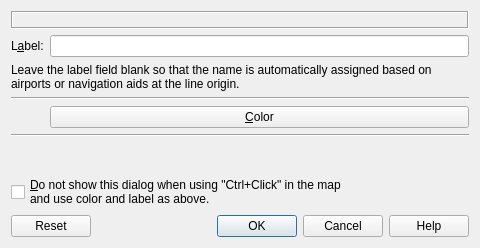
Old version of the form src/marker/distancemarkerdialog.ui in the repository albar965/littlenavmap.
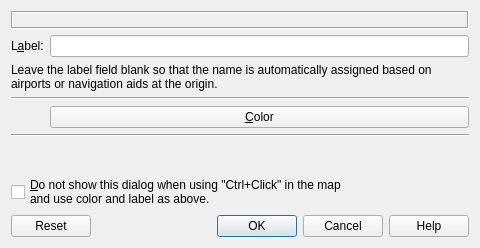
New version of the form.

What changed in the file:
```diff
--- a/src/marker/distancemarkerdialog.ui
+++ b/src/marker/distancemarkerdialog.ui
@@ -30,7 +30,7 @@
    <item row="3" column="0" colspan="2">
     <widget class="QLabel" name="labelDistanceMarkerHint">
      <property name="text">
-      <string>Leave the label field blank so that the name is automatically assigned based on airports or navigation aids at the line origin.</string>
+      <string>Leave the label field blank so that the name is automatically assigned based on airports or navigation aids at the origin.</string>
      </property>
      <property name="wordWrap">
       <bool>true</bool>
```
